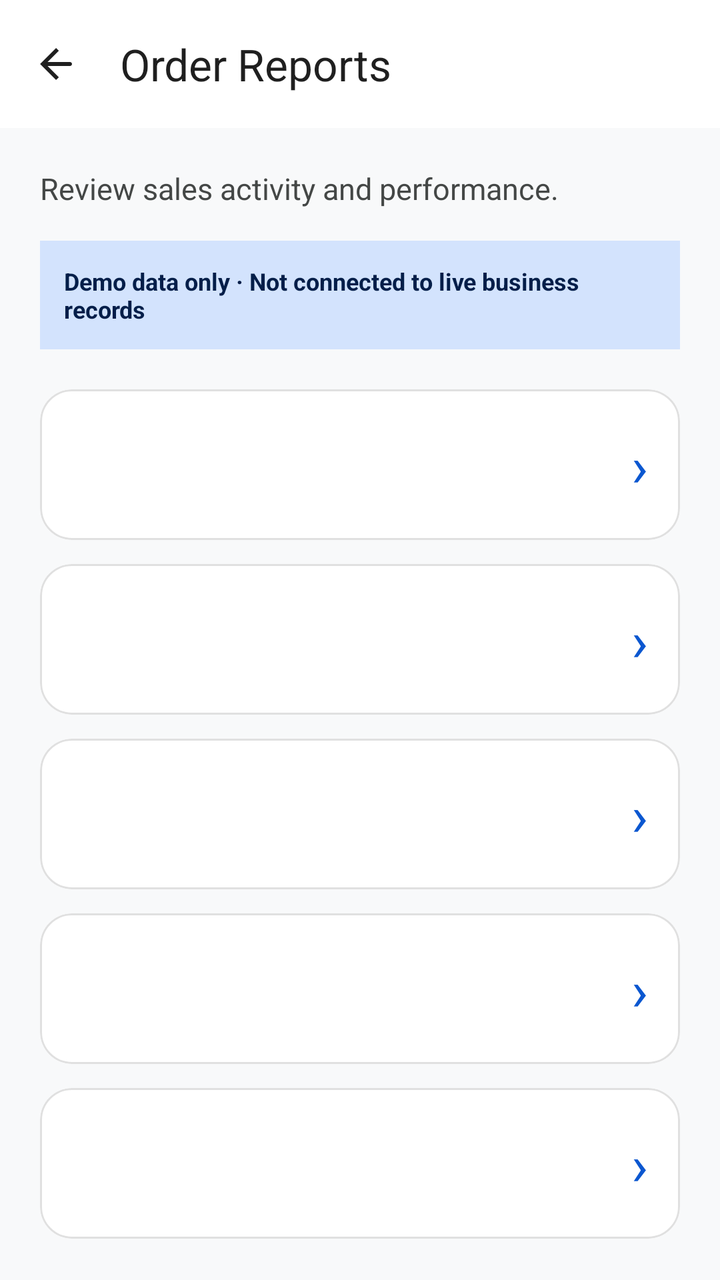
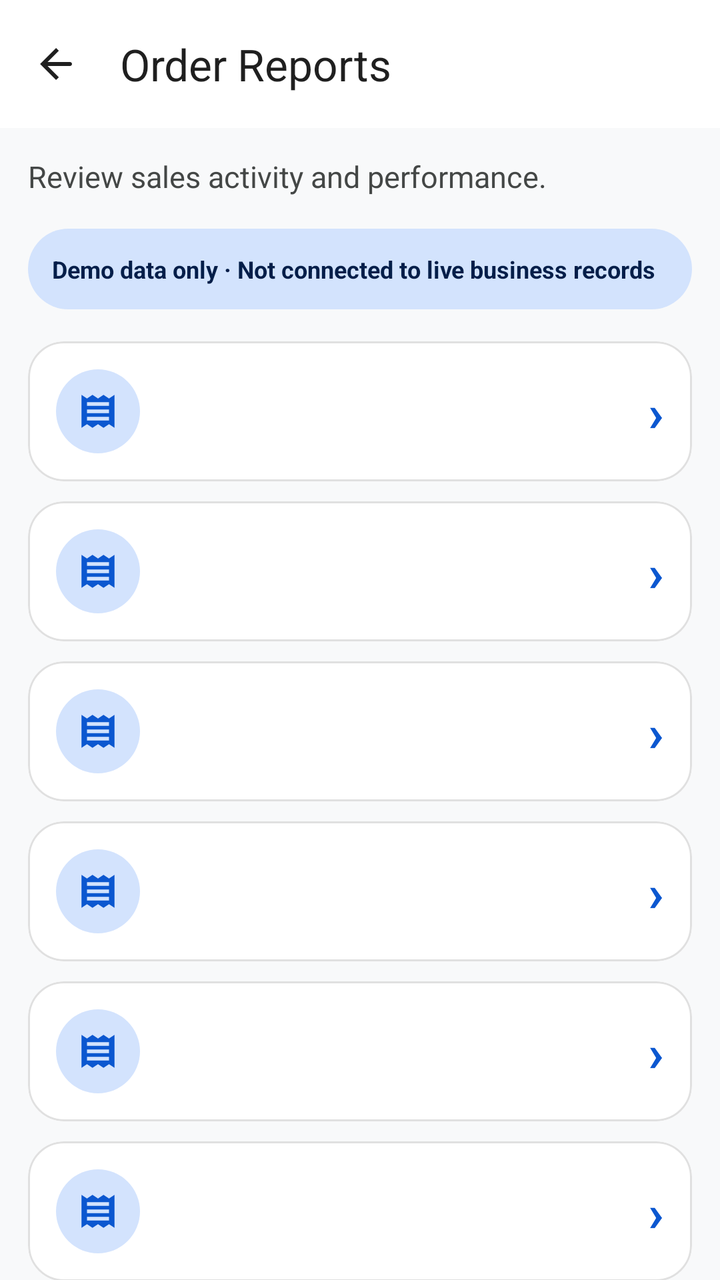

Compare the two renders of this Android layout. The source of the first and the diff that turns it into the second are given below.
<!-- AndroidManifest.xml: application theme Theme.OrderPro -->
<!-- res/layout/fragment_order_reports.xml -->
<?xml version="1.0" encoding="utf-8"?>
<LinearLayout xmlns:android="http://schemas.android.com/apk/res/android"
    xmlns:app="http://schemas.android.com/apk/res-auto"
    android:layout_width="match_parent"
    android:layout_height="match_parent"
    android:background="@color/background_light"
    android:orientation="vertical">

    <com.google.android.material.appbar.MaterialToolbar
        android:id="@+id/reportsToolbar"
        android:layout_width="match_parent"
        android:layout_height="?attr/actionBarSize"
        android:background="@color/surface_light"
        app:navigationIcon="@drawable/ic_arrow_back"
        app:title="@string/order_reports"
        app:titleTextColor="@color/on_surface_light" />

    <androidx.core.widget.NestedScrollView
        android:layout_width="match_parent"
        android:layout_height="0dp"
        android:layout_weight="1"
        android:fillViewport="true">

        <LinearLayout
            android:id="@+id/reportsContent"
            android:layout_width="match_parent"
            android:layout_height="wrap_content"
            android:orientation="vertical"
            android:padding="20dp">

            <TextView
                android:layout_width="match_parent"
                android:layout_height="wrap_content"
                android:text="@string/order_reports_intro"
                android:textColor="@color/on_surface_variant_light"
                android:textSize="15sp" />

            <TextView
                android:layout_width="match_parent"
                android:layout_height="wrap_content"
                android:layout_marginTop="16dp"
                android:background="@color/google_blue_container"
                android:padding="12dp"
                android:text="@string/demo_data_notice"
                android:textColor="@color/on_google_blue_container"
                android:textSize="12sp"
                android:textStyle="bold" />

            <com.google.android.material.card.MaterialCardView
                android:id="@+id/reportDailyInvoice"
                style="@style/Widget.Material3.CardView.Outlined"
                android:layout_width="match_parent"
                android:layout_height="wrap_content"
                android:layout_marginTop="20dp"
                android:clickable="true"
                android:focusable="true"
                app:cardBackgroundColor="@color/surface_light"
                app:cardCornerRadius="16dp"
                app:strokeColor="@color/outline_light"
                app:strokeWidth="1dp">

                <include layout="@layout/item_order_report_card"
                    android:tag="@string/daily_invoice" />
            </com.google.android.material.card.MaterialCardView>

            <com.google.android.material.card.MaterialCardView
                android:id="@+id/reportActualSales"
                style="@style/Widget.Material3.CardView.Outlined"
                android:layout_width="match_parent"
                android:layout_height="wrap_content"
                android:layout_marginTop="12dp"
                android:clickable="true"
                android:focusable="true"
                app:cardBackgroundColor="@color/surface_light"
                app:cardCornerRadius="16dp"
                app:strokeColor="@color/outline_light"
                app:strokeWidth="1dp">

                <include layout="@layout/item_order_report_card"
                    android:tag="@string/actual_sales" />
            </com.google.android.material.card.MaterialCardView>

            <com.google.android.material.card.MaterialCardView
                android:id="@+id/reportCustomerSales"
                style="@style/Widget.Material3.CardView.Outlined"
                android:layout_width="match_parent"
                android:layout_height="wrap_content"
                android:layout_marginTop="12dp"
                android:clickable="true"
                android:focusable="true"
                app:cardBackgroundColor="@color/surface_light"
                app:cardCornerRadius="16dp"
                app:strokeColor="@color/outline_light"
                app:strokeWidth="1dp">

                <include layout="@layout/item_order_report_card"
                    android:tag="@string/customer_sales" />
            </com.google.android.material.card.MaterialCardView>

            <com.google.android.material.card.MaterialCardView
                android:id="@+id/reportProductSales"
                style="@style/Widget.Material3.CardView.Outlined"
                android:layout_width="match_parent"
                android:layout_height="wrap_content"
                android:layout_marginTop="12dp"
                android:clickable="true"
                android:focusable="true"
                app:cardBackgroundColor="@color/surface_light"
                app:cardCornerRadius="16dp"
                app:strokeColor="@color/outline_light"
                app:strokeWidth="1dp">

                <include layout="@layout/item_order_report_card"
                    android:tag="@string/product_sales" />
            </com.google.android.material.card.MaterialCardView>

            <com.google.android.material.card.MaterialCardView
                android:id="@+id/reportComparison"
                style="@style/Widget.Material3.CardView.Outlined"
                android:layout_width="match_parent"
                android:layout_height="wrap_content"
                android:layout_marginTop="12dp"
                android:layout_marginBottom="20dp"
                android:clickable="true"
                android:focusable="true"
                app:cardBackgroundColor="@color/surface_light"
                app:cardCornerRadius="16dp"
                app:strokeColor="@color/outline_light"
                app:strokeWidth="1dp">

                <include layout="@layout/item_order_report_card"
                    android:tag="@string/sales_comparison" />
            </com.google.android.material.card.MaterialCardView>
        </LinearLayout>
    </androidx.core.widget.NestedScrollView>
</LinearLayout>
<!-- res/layout/item_order_report_card.xml (included above) -->
<?xml version="1.0" encoding="utf-8"?>
<LinearLayout xmlns:android="http://schemas.android.com/apk/res/android"
    android:layout_width="match_parent"
    android:layout_height="wrap_content"
    android:gravity="center_vertical"
    android:orientation="horizontal"
    android:padding="16dp">

    <LinearLayout
        android:layout_width="0dp"
        android:layout_height="wrap_content"
        android:layout_weight="1"
        android:orientation="vertical">

        <TextView
            android:id="@+id/reportTitle"
            android:layout_width="match_parent"
            android:layout_height="wrap_content"
            android:textColor="@color/on_surface_light"
            android:textSize="16sp"
            android:textStyle="bold" />

        <TextView
            android:id="@+id/reportDescription"
            android:layout_width="match_parent"
            android:layout_height="wrap_content"
            android:layout_marginTop="4dp"
            android:textColor="@color/on_surface_variant_light"
            android:textSize="13sp" />
    </LinearLayout>

    <TextView
        android:layout_width="wrap_content"
        android:layout_height="wrap_content"
        android:layout_marginStart="12dp"
        android:text="›"
        android:textColor="@color/google_blue"
        android:textSize="28sp" />
</LinearLayout>
<!-- resources referenced by this layout -->
<resources>
  <color name="background_light">#F8F9FA</color>
  <color name="google_blue">#0B57D0</color>
  <color name="google_blue_container">#D3E3FD</color>
  <color name="on_google_blue_container">#041E49</color>
  <color name="on_surface_light">#1F1F1F</color>
  <color name="on_surface_variant_light">#444746</color>
  <color name="outline_light">#E0E0E0</color>
  <color name="surface_light">#FFFFFF</color>
  <string name="actual_sales">Actual Sales</string>
  <string name="customer_sales">Customer-wise Sales</string>
  <string name="daily_invoice">Daily Invoices</string>
  <string name="demo_data_notice">Demo data only · Not connected to live business records</string>
  <string name="order_reports">Order Reports</string>
  <string name="order_reports_intro">Review sales activity and performance.</string>
  <string name="product_sales">Product-wise Sales</string>
  <string name="sales_comparison">Sales Comparison</string>
  <style name="Theme.OrderPro" parent="Theme.Material3.DayNight.NoActionBar">
          <item name="colorPrimary">@color/google_blue</item>
          <item name="colorOnPrimary">@color/surface_light</item>
          <item name="colorPrimaryContainer">@color/google_blue_container</item>
          <item name="colorOnPrimaryContainer">@color/on_google_blue_container</item>
          <item name="android:colorBackground">@color/background_light</item>
          <item name="colorSurface">@color/surface_light</item>
          <item name="colorSurfaceVariant">@color/tonal_surface_light</item>
          <item name="colorOnSurface">@color/on_surface_light</item>
          <item name="colorOnSurfaceVariant">@color/on_surface_variant_light</item>
          <item name="colorOutline">@color/outline_light</item>
      </style>
  <color name="tonal_surface_light">#F3F6FC</color>
  <!-- unchanged entries left out for length: 1 -->
</resources>

<!-- the commit's change to res/layout/fragment_order_reports.xml (unified diff, before → after) -->
@@ -26,7 +26,7 @@
             android:layout_width="match_parent"
             android:layout_height="wrap_content"
             android:orientation="vertical"
-            android:padding="20dp">
+            android:padding="@dimen/screen_padding">
 
             <TextView
                 android:layout_width="match_parent"
@@ -39,7 +39,8 @@
                 android:layout_width="match_parent"
                 android:layout_height="wrap_content"
                 android:layout_marginTop="16dp"
-                android:background="@color/google_blue_container"
+                android:background="@drawable/shape_rounded_badge"
+                android:backgroundTint="@color/google_blue_container"
                 android:padding="12dp"
                 android:text="@string/demo_data_notice"
                 android:textColor="@color/on_google_blue_container"
@@ -51,11 +52,13 @@
                 style="@style/Widget.Material3.CardView.Outlined"
                 android:layout_width="match_parent"
                 android:layout_height="wrap_content"
-                android:layout_marginTop="20dp"
-                android:clickable="true"
-                android:focusable="true"
-                app:cardBackgroundColor="@color/surface_light"
-                app:cardCornerRadius="16dp"
+                android:layout_marginTop="16dp"
+                android:clickable="true"
+                android:focusable="true"
+                app:cardBackgroundColor="@color/surface_light"
+                app:cardCornerRadius="@dimen/card_corner_radius_expressive"
+                app:cardElevation="0dp"
+                app:rippleColor="@color/google_blue_container"
                 app:strokeColor="@color/outline_light"
                 app:strokeWidth="1dp">
 
@@ -68,11 +71,13 @@
                 style="@style/Widget.Material3.CardView.Outlined"
                 android:layout_width="match_parent"
                 android:layout_height="wrap_content"
-                android:layout_marginTop="12dp"
-                android:clickable="true"
-                android:focusable="true"
-                app:cardBackgroundColor="@color/surface_light"
-                app:cardCornerRadius="16dp"
+                android:layout_marginTop="10dp"
+                android:clickable="true"
+                android:focusable="true"
+                app:cardBackgroundColor="@color/surface_light"
+                app:cardCornerRadius="@dimen/card_corner_radius_expressive"
+                app:cardElevation="0dp"
+                app:rippleColor="@color/google_blue_container"
                 app:strokeColor="@color/outline_light"
                 app:strokeWidth="1dp">
 
@@ -85,11 +90,13 @@
                 style="@style/Widget.Material3.CardView.Outlined"
                 android:layout_width="match_parent"
                 android:layout_height="wrap_content"
-                android:layout_marginTop="12dp"
-                android:clickable="true"
-                android:focusable="true"
-                app:cardBackgroundColor="@color/surface_light"
-                app:cardCornerRadius="16dp"
+                android:layout_marginTop="10dp"
+                android:clickable="true"
+                android:focusable="true"
+                app:cardBackgroundColor="@color/surface_light"
+                app:cardCornerRadius="@dimen/card_corner_radius_expressive"
+                app:cardElevation="0dp"
+                app:rippleColor="@color/google_blue_container"
                 app:strokeColor="@color/outline_light"
                 app:strokeWidth="1dp">
 
@@ -102,11 +109,13 @@
                 style="@style/Widget.Material3.CardView.Outlined"
                 android:layout_width="match_parent"
                 android:layout_height="wrap_content"
-                android:layout_marginTop="12dp"
-                android:clickable="true"
-                android:focusable="true"
-                app:cardBackgroundColor="@color/surface_light"
-                app:cardCornerRadius="16dp"
+                android:layout_marginTop="10dp"
+                android:clickable="true"
+                android:focusable="true"
+                app:cardBackgroundColor="@color/surface_light"
+                app:cardCornerRadius="@dimen/card_corner_radius_expressive"
+                app:cardElevation="0dp"
+                app:rippleColor="@color/google_blue_container"
                 app:strokeColor="@color/outline_light"
                 app:strokeWidth="1dp">
 
@@ -119,17 +128,38 @@
                 style="@style/Widget.Material3.CardView.Outlined"
                 android:layout_width="match_parent"
                 android:layout_height="wrap_content"
-                android:layout_marginTop="12dp"
+                android:layout_marginTop="10dp"
+                android:clickable="true"
+                android:focusable="true"
+                app:cardBackgroundColor="@color/surface_light"
+                app:cardCornerRadius="@dimen/card_corner_radius_expressive"
+                app:cardElevation="0dp"
+                app:rippleColor="@color/google_blue_container"
+                app:strokeColor="@color/outline_light"
+                app:strokeWidth="1dp">
+
+                <include layout="@layout/item_order_report_card"
+                    android:tag="@string/sales_comparison" />
+            </com.google.android.material.card.MaterialCardView>
+
+            <com.google.android.material.card.MaterialCardView
+                android:id="@+id/reportSalesTarget"
+                style="@style/Widget.Material3.CardView.Outlined"
+                android:layout_width="match_parent"
+                android:layout_height="wrap_content"
+                android:layout_marginTop="10dp"
                 android:layout_marginBottom="20dp"
                 android:clickable="true"
                 android:focusable="true"
                 app:cardBackgroundColor="@color/surface_light"
-                app:cardCornerRadius="16dp"
-                app:strokeColor="@color/outline_light"
-                app:strokeWidth="1dp">
-
-                <include layout="@layout/item_order_report_card"
-                    android:tag="@string/sales_comparison" />
+                app:cardCornerRadius="@dimen/card_corner_radius_expressive"
+                app:cardElevation="0dp"
+                app:rippleColor="@color/google_blue_container"
+                app:strokeColor="@color/outline_light"
+                app:strokeWidth="1dp">
+
+                <include layout="@layout/item_order_report_card"
+                    android:tag="@string/target_status_report" />
             </com.google.android.material.card.MaterialCardView>
         </LinearLayout>
     </androidx.core.widget.NestedScrollView>
@@ -137,11 +167,28 @@
 <!-- res/layout/item_order_report_card.xml (included above) -->
 <?xml version="1.0" encoding="utf-8"?>
 <LinearLayout xmlns:android="http://schemas.android.com/apk/res/android"
+    xmlns:app="http://schemas.android.com/apk/res-auto"
     android:layout_width="match_parent"
     android:layout_height="wrap_content"
     android:gravity="center_vertical"
     android:orientation="horizontal"
-    android:padding="16dp">
+    android:padding="@dimen/card_padding">
+
+    
+    <FrameLayout
+        android:layout_width="42dp"
+        android:layout_height="42dp"
+        android:layout_marginEnd="12dp"
+        android:background="@drawable/shape_circle_primary_container">
+
+        <ImageView
+            android:layout_width="22dp"
+            android:layout_height="22dp"
+            android:layout_gravity="center"
+            android:contentDescription="@null"
+            android:src="@drawable/ic_receipt"
+            app:tint="@color/google_blue" />
+    </FrameLayout>
 
     <LinearLayout
         android:layout_width="0dp"
@@ -153,15 +200,19 @@
             android:id="@+id/reportTitle"
             android:layout_width="match_parent"
             android:layout_height="wrap_content"
+            android:ellipsize="end"
+            android:maxLines="1"
             android:textColor="@color/on_surface_light"
-            android:textSize="16sp"
+            android:textSize="15sp"
             android:textStyle="bold" />
 
         <TextView
             android:id="@+id/reportDescription"
             android:layout_width="match_parent"
             android:layout_height="wrap_content"
-            android:layout_marginTop="4dp"
+            android:layout_marginTop="3dp"
+            android:ellipsize="end"
+            android:maxLines="2"
             android:textColor="@color/on_surface_variant_light"
             android:textSize="13sp" />
     </LinearLayout>
@@ -169,8 +220,9 @@
     <TextView
         android:layout_width="wrap_content"
         android:layout_height="wrap_content"
-        android:layout_marginStart="12dp"
+        android:layout_marginStart="10dp"
         android:text="›"
         android:textColor="@color/google_blue"
-        android:textSize="28sp" />
+        android:textSize="26sp"
+        android:textStyle="bold" />
 </LinearLayout>
<!-- resource entries referenced after the edit -->
@@ -8,6 +8,32 @@
   <color name="on_surface_variant_light">#444746</color>
   <color name="outline_light">#E0E0E0</color>
   <color name="surface_light">#FFFFFF</color>
+  <dimen name="card_corner_radius_expressive">18dp</dimen>
+  <dimen name="card_padding">14dp</dimen>
+  <dimen name="screen_padding">14dp</dimen>
+  <!-- drawable ic_receipt (drawable) -->
+  <vector xmlns:android="http://schemas.android.com/apk/res/android"
+      android:width="24dp"
+      android:height="24dp"
+      android:viewportWidth="24"
+      android:viewportHeight="24">
+      <path
+          android:fillColor="#FF000000"
+          android:pathData="M18,17H6v-2h12v2zM18,13H6v-2h12v2zM18,9H6V7h12v2zM3,3v18l3,-2 3,2 3,-2 3,2 3,-2 3,2V3l-3,2 -3,-2 -3,2 -3,-2 -3,2 -3,-2z"/>
+  </vector>
+  <!-- drawable shape_circle_primary_container (drawable) -->
+  <?xml version="1.0" encoding="utf-8"?>
+  <shape xmlns:android="http://schemas.android.com/apk/res/android"
+      android:shape="oval">
+      <solid android:color="@color/google_blue_container" />
+  </shape>
+  <!-- drawable shape_rounded_badge (drawable) -->
+  <?xml version="1.0" encoding="utf-8"?>
+  <shape xmlns:android="http://schemas.android.com/apk/res/android"
+      android:shape="rectangle">
+      <corners android:radius="@dimen/badge_corner_radius" />
+      <solid android:color="@color/trend_positive_green_bg" />
+  </shape>
   <string name="actual_sales">Actual Sales</string>
   <string name="customer_sales">Customer-wise Sales</string>
   <string name="daily_invoice">Daily Invoices</string>
@@ -16,6 +42,7 @@
   <string name="order_reports_intro">Review sales activity and performance.</string>
   <string name="product_sales">Product-wise Sales</string>
   <string name="sales_comparison">Sales Comparison</string>
+  <string name="target_status_report">Target Status Report</string>
   <style name="Theme.OrderPro" parent="Theme.Material3.DayNight.NoActionBar">
           <item name="colorPrimary">@color/google_blue</item>
           <item name="colorOnPrimary">@color/surface_light</item>
@@ -27,8 +54,24 @@
           <item name="colorOnSurface">@color/on_surface_light</item>
           <item name="colorOnSurfaceVariant">@color/on_surface_variant_light</item>
           <item name="colorOutline">@color/outline_light</item>
+  
+          
+          <item name="shapeAppearanceCornerSmall">@style/ShapeAppearance.OrderPro.SmallComponent</item>
+          <item name="shapeAppearanceCornerMedium">@style/ShapeAppearance.OrderPro.MediumComponent</item>
+          <item name="shapeAppearanceCornerLarge">@style/ShapeAppearance.OrderPro.LargeComponent</item>
       </style>
+  <dimen name="badge_corner_radius">100dp</dimen>
+  <color name="trend_positive_green_bg">#E6F4EA</color>
   <color name="tonal_surface_light">#F3F6FC</color>
+  <style name="ShapeAppearance.OrderPro.SmallComponent" parent="ShapeAppearance.Material3.Corner.Small">
+          <item name="cornerSize">10dp</item>
+      </style>
+  <style name="ShapeAppearance.OrderPro.MediumComponent" parent="ShapeAppearance.Material3.Corner.Medium">
+          <item name="cornerSize">18dp</item>
+      </style>
+  <style name="ShapeAppearance.OrderPro.LargeComponent" parent="ShapeAppearance.Material3.Corner.Large">
+          <item name="cornerSize">24dp</item>
+      </style>
   <!-- unchanged entries left out for length: 1 -->
 </resources>
 
